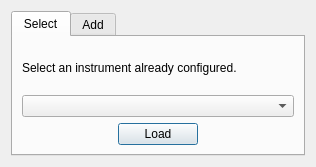
Qt form inlinino/resources/startup.ui (OceanOptics/Inlinino) before a commit.
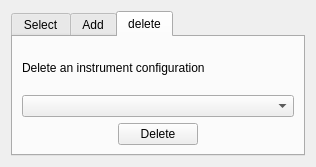
The same form after that commit. The open tabs and pages were chosen to show the change. Icons and pictures are not drawn.

Commit message: Added feature to delete instrument configuration

Diff of the .ui file:
```diff
--- a/inlinino/resources/startup.ui
+++ b/inlinino/resources/startup.ui
@@ -114,6 +114,47 @@
        </item>
       </layout>
      </widget>
+     <widget class="QWidget" name="tab_delete">
+      <attribute name="title">
+       <string>delete</string>
+      </attribute>
+      <layout class="QVBoxLayout" name="verticalLayout_4">
+       <item>
+        <widget class="QLabel" name="label_3">
+         <property name="text">
+          <string>Delete an instrument configuration</string>
+         </property>
+        </widget>
+       </item>
+       <item>
+        <widget class="QComboBox" name="combo_box_instrument_to_delete">
+         <property name="minimumSize">
+          <size>
+           <width>200</width>
+           <height>0</height>
+          </size>
+         </property>
+        </widget>
+       </item>
+       <item>
+        <layout class="QHBoxLayout" name="horizontalLayout">
+         <item>
+          <widget class="QPushButton" name="button_delete">
+           <property name="sizePolicy">
+            <sizepolicy hsizetype="Fixed" vsizetype="Fixed">
+             <horstretch>0</horstretch>
+             <verstretch>0</verstretch>
+            </sizepolicy>
+           </property>
+           <property name="text">
+            <string>Delete</string>
+           </property>
+          </widget>
+         </item>
+        </layout>
+       </item>
+      </layout>
+     </widget>
     </widget>
    </item>
   </layout>
```
The commit also changes 1 other file.
